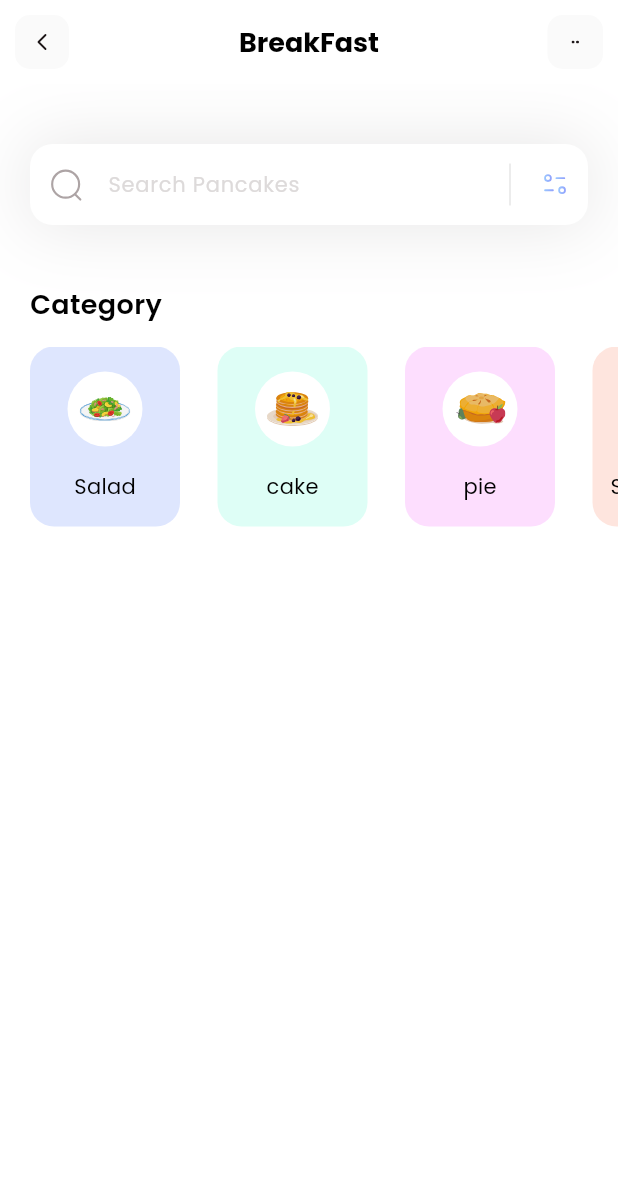
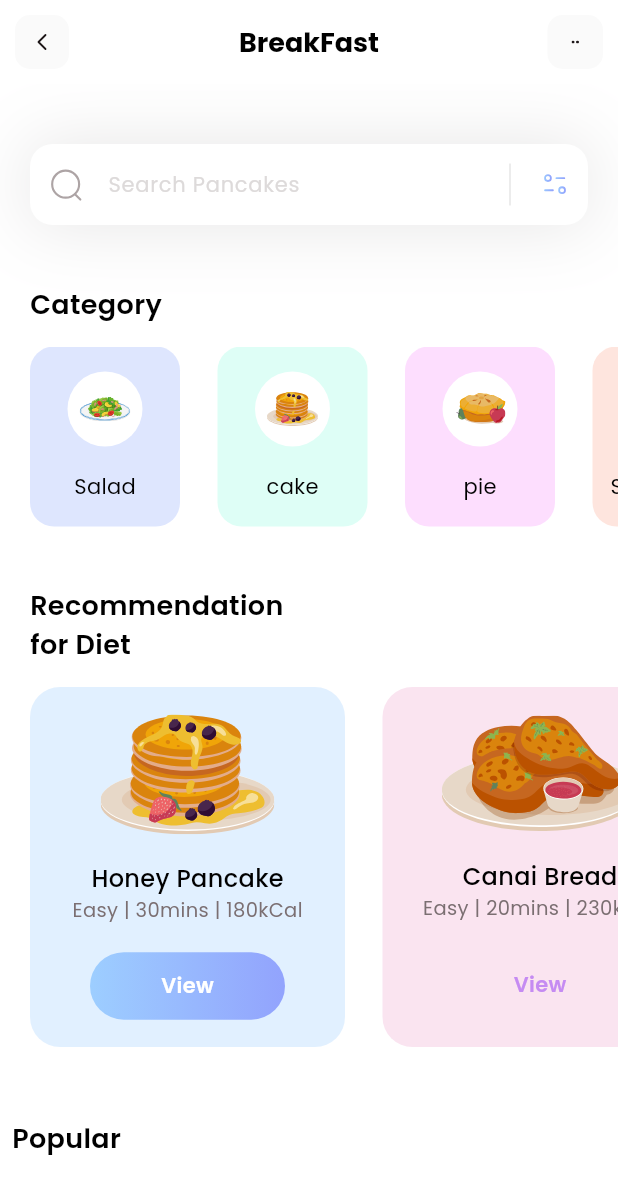
Before and after one commit to SuperiorSam22/flutter_Menu, a Flutter app: the screen it shows after launch, on a phone screen of 412 x 824 dp. Shown: the top 1194 px of the screen. Run offline on Flutter 3.47's test engine with Material 3 defaults, Android fonts, the phone set to English and light mode, and no system bars; our stand-ins replace flutter_svg.

Commit message:
recommendation section completed

```diff
--- a/lib/models/diet_model.dart
+++ b/lib/models/diet_model.dart
@@ -1,9 +1,12 @@
+import 'package:flutter/material.dart';
+
 class DietModel {
   String name;
   String iconPath;
   String level;
   String duration;
-  String calories;
+  String calorie;
+  Color boxColor;
   bool viewIsSelected;
 
   DietModel({
@@ -11,21 +14,23 @@ class DietModel {
     required this.iconPath,
     required this.level,
     required this.duration,
-    required this.calories,
-    required this.viewIsSelected,
+    required this.calorie,
+    required this.boxColor,
+    required this.viewIsSelected
   });
 
-  static List<DietModel> getDiets() {
-    List <DietModel> diets = [];
+  static List < DietModel > getDiets() {
+    List < DietModel > diets = [];
 
     diets.add(
       DietModel(
        name: 'Honey Pancake',
        iconPath: 'assets/icons/honey-pancakes.svg',
        level: 'Easy',
-        duration: '30 mins',
-        calories: '180kCal',
+       duration: '30mins',
+       calorie: '180kCal',
        viewIsSelected: true,
+       boxColor: Color(0xff9DCEFF)
       )
     );
 
@@ -34,12 +39,13 @@ class DietModel {
        name: 'Canai Bread',
        iconPath: 'assets/icons/canai-bread.svg',
        level: 'Easy',
-        duration: '20 mins',
-        calories: '320kCal',
+       duration: '20mins',
+       calorie: '230kCal',
        viewIsSelected: false,
+       boxColor: Color(0xffEEA4CE)
       )
     );
+
     return diets;
   }
-
 }
--- /dev/null
+++ b/lib/models/popular_model.dart
@@ -0,0 +1,45 @@
+class PopularDietsModel {
+  String name;
+  String iconPath;
+  String level;
+  String duration;
+  String calorie;
+  bool boxIsSelected;
+
+  PopularDietsModel({
+    required this.name,
+    required this.iconPath,
+    required this.level,
+    required this.duration,
+    required this.calorie,
+    required this.boxIsSelected
+  });
+
+  static List < PopularDietsModel > getPopularDiets() {
+    List < PopularDietsModel > popularDiets = [];
+
+    popularDiets.add(
+      PopularDietsModel(
+       name: 'Blueberry Pancake',
+       iconPath: 'assets/icons/blueberry-pancake.svg',
+       level: 'Medium',
+       duration: '30mins',
+       calorie: '230kCal',
+       boxIsSelected: true,
+      )
+    );
+
+    popularDiets.add(
+      PopularDietsModel(
+       name: 'Salmon Nigiri',
+       iconPath: 'assets/icons/salmon-nigiri.svg',
+       level: 'Easy',
+       duration: '20mins',
+       calorie: '120kCal',
+       boxIsSelected: false,
+      )
+    );
+
+    return popularDiets;
+  }
+}
--- a/lib/pages/home.dart
+++ b/lib/pages/home.dart
@@ -1,4 +1,6 @@
 import 'package:fitness/models/category_model.dart';
+import 'package:fitness/models/diet_model.dart';
+import 'package:fitness/models/popular_model.dart';
 import 'package:flutter/material.dart';
 import 'package:flutter/widgets.dart';
 import 'package:flutter_svg/flutter_svg.dart';
@@ -12,33 +14,156 @@ import 'package:flutter_svg/flutter_svg.dart';
 
 class _HomePageState extends State<HomePage> {
   List<CategoryModel> categories = [];
+  List<DietModel> diets = [];
+  List<PopularDietsModel> popularDiets = [];
 
-  void _getCategories() {
+  // void _getDiets() {
+  //   diets = DietModel.getDiets();
+  // }
+
+  // void _getCategories() {
+  //   categories = CategoryModel.getCategories();
+  // }
+
+  void _getInitialInfo() {
     categories = CategoryModel.getCategories();
+    diets = DietModel.getDiets();
+    popularDiets = PopularDietsModel.getPopularDiets();
   }
 
-  @override
-  void initState() {
-    _getCategories();
-  }
+  // @override
+  // void initState() {
+  //   _getCategories();
+  // }
 
 //git push test
 
   @override
   Widget build(BuildContext context) {
-    _getCategories();
+    _getInitialInfo();
     return Scaffold(
       appBar: appBar(),
       backgroundColor: Colors.white,
-      body: Column(
-        crossAxisAlignment: CrossAxisAlignment.start,
+      body: ListView(
         children: [
           _searchField(),
           SizedBox(height: 40,),
           _categoriesSection(),
+          SizedBox(height: 40,),
+          _dietSection(),
+          SizedBox(height: 40,),
+          Column(
+            crossAxisAlignment: CrossAxisAlignment.start,
+            children: [
+              Padding(
+                padding: const EdgeInsets.all(8.0),
+                child: Text(
+                  'Popular',
+                  style: TextStyle(
+                    color: Colors.black,
+                    fontWeight: FontWeight.w600,
+                    fontSize: 18,
+                  ),
+                ),
+              )
+            ],
+          )
         ],
       ),
     );
+  }
+
+  Column _dietSection() {
+    return Column(
+          crossAxisAlignment: CrossAxisAlignment.start,
+          children: [
+            Padding(
+              padding: const EdgeInsets.only(left: 20.0),
+              child: Text(
+                'Recommendation\nfor Diet',
+                style: TextStyle(
+                  color: Colors.black,
+                  fontSize: 18,
+                  fontWeight: FontWeight.w600,
+                ),
+              ),
+            ),
+            SizedBox(height: 15,),
+            Container(
+              color: Colors.white,
+              height: 240,
+              child: ListView.separated(
+                itemBuilder: (context, index) {
+                  return Container(
+                    width: 210,
+                    decoration: BoxDecoration(
+                      color: diets[index].boxColor.withOpacity(0.3),
+                      borderRadius: BorderRadius.circular(20),
+                    ),
+                    child: Column(
+                      mainAxisAlignment: MainAxisAlignment.spaceEvenly,
+                      children: [
+                        SvgPicture.asset(diets[index].iconPath),
+                        Column(
+                          children: [
+                            Text(
+                              diets[index].name,
+                              style: TextStyle(
+                                fontWeight: FontWeight.w500,
+                                color: Colors.black,
+                                fontSize: 16,
+                              ),
+                            ),
+                            Text(
+                              diets[index].level + ' | ' + diets[index].duration + ' | ' + diets[index].calorie,
+                              style: TextStyle(
+                                color: Color(0xff7B6F72),
+                                fontSize: 13,
+                                fontWeight: FontWeight.w400,
+                              ),
+                            ),
+                          ],
+                        ),
+                        Container(
+                          height: 45,
+                          width: 130,
+                          child: Center(
+                            child: Text(
+                              'View',
+                              style: TextStyle(
+                                color: diets[index].viewIsSelected ? Colors.white : Color(0xffC58BF2),
+                                fontSize: 14,
+                                fontWeight: FontWeight.w600,
+                              ),
+                            ),
+                            ),
+                          decoration: BoxDecoration(
+                            gradient: LinearGradient(
+                              colors: [
+                                diets[index].viewIsSelected ? Color(0xff9DCEFF) : Colors.transparent,
+                                diets[index].viewIsSelected ? Color(0xff92A3FD) : Colors.transparent,
+
+                              ]
+                            ),
+                            borderRadius: BorderRadius.circular(50),
+                          ),
+
+                        )
+                      ],
+                    ),
+                  );
+                },
+                separatorBuilder: (context, index) => SizedBox(width: 25,),
+                itemCount: diets.length,
+                scrollDirection: Axis.horizontal,
+                padding: EdgeInsets.only(
+                  left: 20,
+                  right: 20,
+                ),
+              ),
+            )
+          ],
+        );
   }
 
   Column _categoriesSection() {
```
Lines whose indentation alone changed are shown as unchanged.
